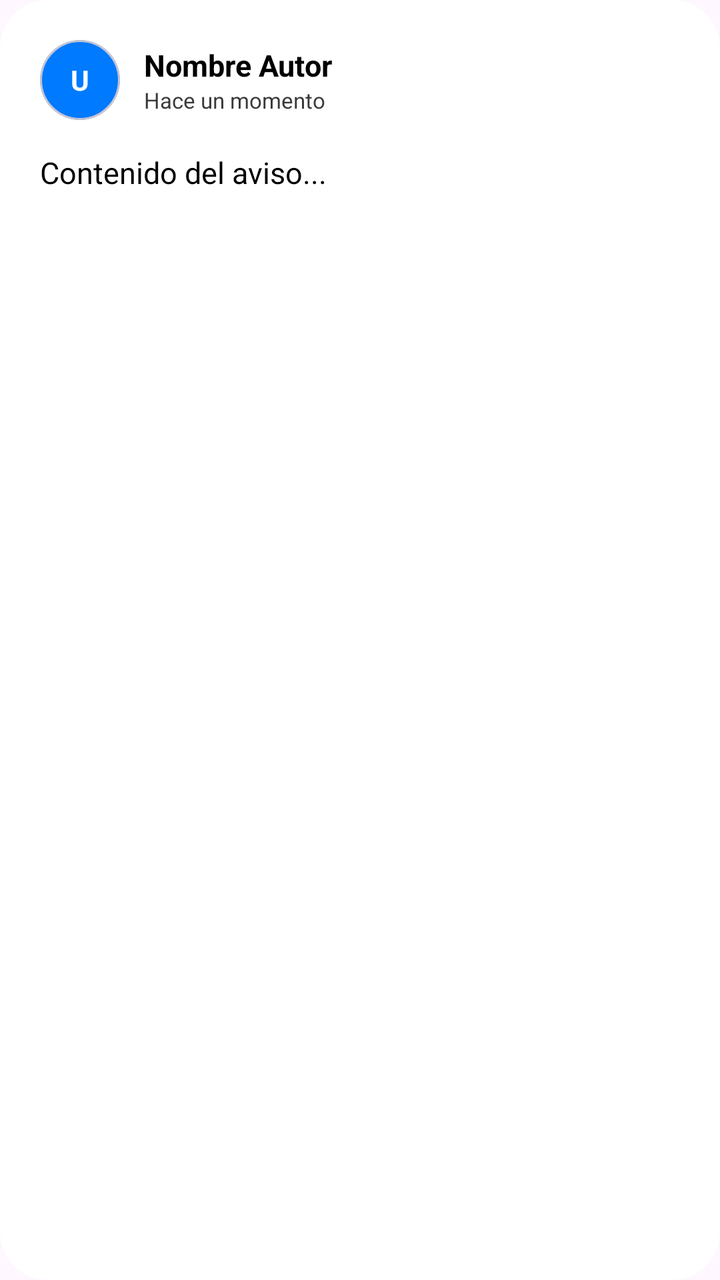
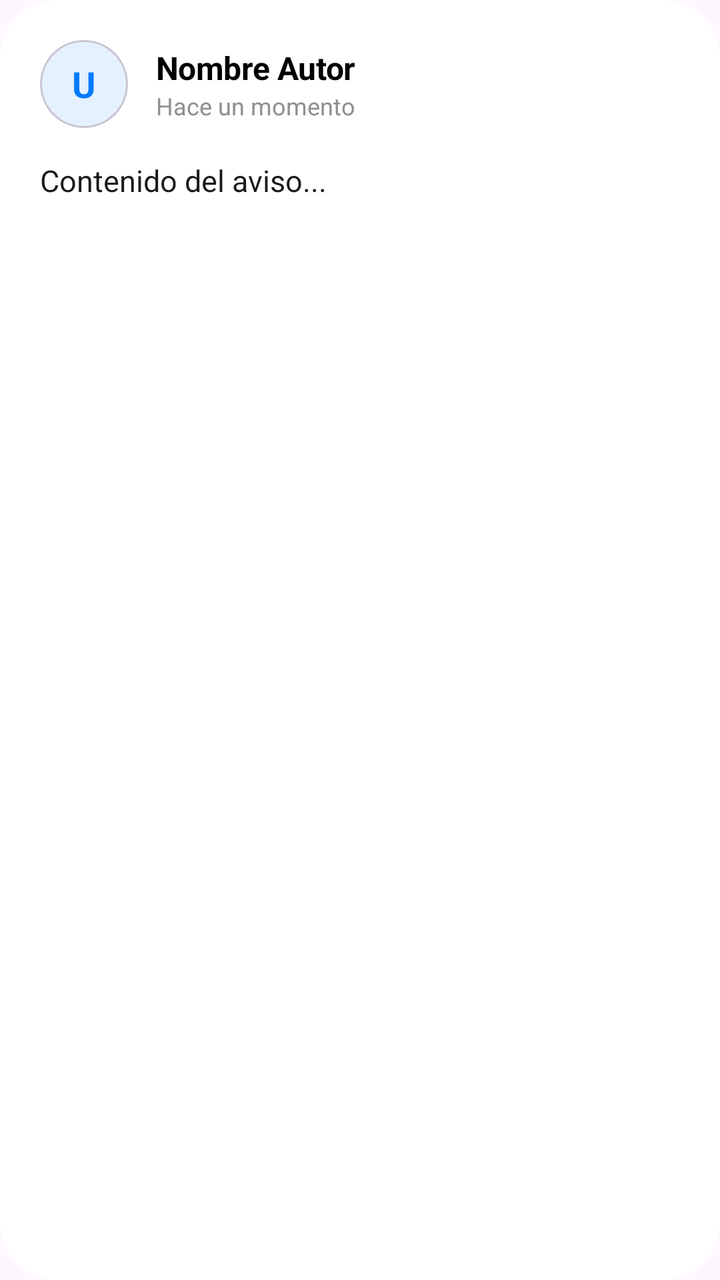

Two renders of the same Android screen: before a commit and after it. Below are the layout's source before the change and the commit's diff.
<!-- AndroidManifest.xml: application theme Theme.ActividadMenu -->
<!-- res/layout/item_aviso.xml -->
<?xml version="1.0" encoding="utf-8"?>
<com.google.android.material.card.MaterialCardView xmlns:android="http://schemas.android.com/apk/res/android"
    xmlns:app="http://schemas.android.com/apk/res-auto"
    android:layout_width="match_parent"
    android:layout_height="wrap_content"
    android:layout_marginHorizontal="16dp"
    android:layout_marginVertical="8dp"
    app:cardCornerRadius="24dp"
    app:cardElevation="0dp"
    app:strokeWidth="1dp"
    app:strokeColor="#1AFFFFFF"
    app:cardBackgroundColor="@color/surface">

    <LinearLayout
        android:layout_width="match_parent"
        android:layout_height="wrap_content"
        android:orientation="vertical"
        android:padding="20dp">

        <LinearLayout
            android:layout_width="match_parent"
            android:layout_height="wrap_content"
            android:orientation="horizontal"
            android:gravity="center_vertical">

            <com.google.android.material.card.MaterialCardView
                android:layout_width="40dp"
                android:layout_height="40dp"
                app:cardCornerRadius="20dp"
                app:cardElevation="0dp"
                app:cardBackgroundColor="@color/primary">
                <TextView
                    android:id="@+id/tvAvatarLetra"
                    android:layout_width="match_parent"
                    android:layout_height="match_parent"
                    android:text="U"
                    android:gravity="center"
                    android:textColor="@color/white"
                    android:textStyle="bold" />
            </com.google.android.material.card.MaterialCardView>

            <LinearLayout
                android:layout_width="0dp"
                android:layout_height="wrap_content"
                android:layout_weight="1"
                android:layout_marginStart="12dp"
                android:orientation="vertical">

                <TextView
                    android:id="@+id/tvAutorNombre"
                    android:layout_width="wrap_content"
                    android:layout_height="wrap_content"
                    android:text="Nombre Autor"
                    android:textColor="@color/text_primary"
                    android:textStyle="bold"
                    android:textSize="15sp" />

                <TextView
                    android:id="@+id/tvFecha"
                    android:layout_width="wrap_content"
                    android:layout_height="wrap_content"
                    android:text="Hace un momento"
                    android:textColor="@color/text_secondary"
                    android:textSize="11sp" />
            </LinearLayout>

            <ImageButton
                android:id="@+id/btnChatAviso"
                android:layout_width="32dp"
                android:layout_height="32dp"
                android:background="?attr/selectableItemBackgroundBorderless"
                android:src="@android:drawable/stat_notify_chat"
                app:tint="@color/primary"
                android:visibility="gone" />

            <ImageButton
                android:id="@+id/btnEliminarAviso"
                android:layout_width="32dp"
                android:layout_height="32dp"
                android:layout_marginStart="8dp"
                android:background="?attr/selectableItemBackgroundBorderless"
                android:src="@android:drawable/ic_menu_delete"
                app:tint="#FF5252"
                android:visibility="gone" />

            <ImageButton
                android:id="@+id/btnWhatsappAviso"
                android:layout_width="32dp"
                android:layout_height="32dp"
                android:layout_marginStart="8dp"
                android:background="?attr/selectableItemBackgroundBorderless"
                android:src="@android:drawable/stat_sys_phone_call"
                app:tint="#4CAF50"
                android:visibility="gone" />
        </LinearLayout>

        <TextView
            android:id="@+id/tvContenido"
            android:layout_width="match_parent"
            android:layout_height="wrap_content"
            android:layout_marginTop="16dp"
            android:text="Contenido del aviso..."
            android:textColor="@color/text_primary"
            android:textSize="15sp"
            android:lineSpacingExtra="4dp" />

    </LinearLayout>
</com.google.android.material.card.MaterialCardView>
<!-- resources referenced by this layout -->
<resources>
  <color name="primary">#007AFF</color>
  <color name="surface">#FFFFFF</color>
  <color name="text_primary">#000000</color>
  <color name="text_secondary">#3A3A3C</color>
  <color name="white">#FFFFFFFF</color>
  <style name="Theme.ActividadMenu" parent="Base.Theme.ActividadMenu" />
  <style name="Base.Theme.ActividadMenu" parent="Theme.Material3.DayNight.NoActionBar">
          <item name="colorPrimary">@color/primary</item>
          <item name="colorPrimaryDark">@color/primary_dark</item>
          <item name="colorOnPrimary">@color/text_on_primary</item>
          
          
          <item name="colorSurface">@color/surface</item>
          <item name="colorSurfaceVariant">@color/surface_variant</item>
          <item name="colorOnSurface">@color/text_primary</item>
          <item name="colorOnSurfaceVariant">@color/text_secondary</item>
          <item name="colorOutline">@color/divider</item>
  
          <item name="android:statusBarColor">@color/primary</item>
          <item name="android:windowLightStatusBar">true</item>
          <item name="android:navigationBarColor">@color/background</item>
      </style>
  <color name="primary_dark">#0056B3</color>
  <color name="text_on_primary">#FFFFFF</color>
  <color name="surface_variant">#E5E5EA</color>
  <color name="divider">#C6C6C8</color>
  <color name="background">#F2F2F7</color>
</resources>

<!-- the commit's change to res/layout/item_aviso.xml (unified diff, before → after) -->
@@ -4,8 +4,8 @@
     android:layout_width="match_parent"
     android:layout_height="wrap_content"
     android:layout_marginHorizontal="16dp"
-    android:layout_marginVertical="8dp"
-    app:cardCornerRadius="24dp"
+    android:layout_marginVertical="10dp"
+    app:cardCornerRadius="28dp"
     app:cardElevation="0dp"
     app:strokeWidth="1dp"
     app:strokeColor="#1AFFFFFF"
@@ -24,18 +24,19 @@
             android:gravity="center_vertical">
 
             <com.google.android.material.card.MaterialCardView
-                android:layout_width="40dp"
-                android:layout_height="40dp"
-                app:cardCornerRadius="20dp"
+                android:layout_width="44dp"
+                android:layout_height="44dp"
+                app:cardCornerRadius="22dp"
                 app:cardElevation="0dp"
-                app:cardBackgroundColor="@color/primary">
+                app:cardBackgroundColor="@color/primary_container">
                 <TextView
                     android:id="@+id/tvAvatarLetra"
                     android:layout_width="match_parent"
                     android:layout_height="match_parent"
                     android:text="U"
                     android:gravity="center"
-                    android:textColor="@color/white"
+                    android:textColor="@color/primary"
+                    android:textSize="18sp"
                     android:textStyle="bold" />
             </com.google.android.material.card.MaterialCardView>
 
@@ -43,7 +44,7 @@
                 android:layout_width="0dp"
                 android:layout_height="wrap_content"
                 android:layout_weight="1"
-                android:layout_marginStart="12dp"
+                android:layout_marginStart="14dp"
                 android:orientation="vertical">
 
                 <TextView
@@ -53,44 +54,48 @@
                     android:text="Nombre Autor"
                     android:textColor="@color/text_primary"
                     android:textStyle="bold"
-                    android:textSize="15sp" />
+                    android:textSize="16sp"
+                    android:letterSpacing="-0.01" />
 
                 <TextView
                     android:id="@+id/tvFecha"
                     android:layout_width="wrap_content"
                     android:layout_height="wrap_content"
                     android:text="Hace un momento"
-                    android:textColor="@color/text_secondary"
-                    android:textSize="11sp" />
+                    android:textColor="@color/text_hint"
+                    android:textSize="12sp" />
             </LinearLayout>
 
             <ImageButton
                 android:id="@+id/btnChatAviso"
-                android:layout_width="32dp"
-                android:layout_height="32dp"
+                android:layout_width="36dp"
+                android:layout_height="36dp"
                 android:background="?attr/selectableItemBackgroundBorderless"
                 android:src="@android:drawable/stat_notify_chat"
                 app:tint="@color/primary"
+                android:padding="6dp"
+                android:visibility="gone" />
+
+            <ImageButton
+                android:id="@+id/btnWhatsappAviso"
+                android:layout_width="36dp"
+                android:layout_height="36dp"
+                android:layout_marginStart="4dp"
+                android:background="?attr/selectableItemBackgroundBorderless"
+                android:src="@android:drawable/stat_sys_phone_call"
+                app:tint="#4CAF50"
+                android:padding="6dp"
                 android:visibility="gone" />
 
             <ImageButton
                 android:id="@+id/btnEliminarAviso"
-                android:layout_width="32dp"
-                android:layout_height="32dp"
-                android:layout_marginStart="8dp"
+                android:layout_width="36dp"
+                android:layout_height="36dp"
+                android:layout_marginStart="4dp"
                 android:background="?attr/selectableItemBackgroundBorderless"
                 android:src="@android:drawable/ic_menu_delete"
                 app:tint="#FF5252"
-                android:visibility="gone" />
-
-            <ImageButton
-                android:id="@+id/btnWhatsappAviso"
-                android:layout_width="32dp"
-                android:layout_height="32dp"
-                android:layout_marginStart="8dp"
-                android:background="?attr/selectableItemBackgroundBorderless"
-                android:src="@android:drawable/stat_sys_phone_call"
-                app:tint="#4CAF50"
+                android:padding="6dp"
                 android:visibility="gone" />
         </LinearLayout>
 
@@ -102,7 +107,8 @@
             android:text="Contenido del aviso..."
             android:textColor="@color/text_primary"
             android:textSize="15sp"
-            android:lineSpacingExtra="4dp" />
+            android:lineSpacingExtra="5dp"
+            android:alpha="0.9" />
 
     </LinearLayout>
 </com.google.android.material.card.MaterialCardView>
<!-- resource entries referenced after the edit -->
@@ -1,23 +1,21 @@
 <!-- resources referenced by this layout -->
 <resources>
   <color name="primary">#007AFF</color>
+  <color name="primary_container">#E5F1FF</color>
   <color name="surface">#FFFFFF</color>
+  <color name="text_hint">#8E8E93</color>
   <color name="text_primary">#000000</color>
   <color name="text_secondary">#3A3A3C</color>
-  <color name="white">#FFFFFFFF</color>
   <style name="Theme.ActividadMenu" parent="Base.Theme.ActividadMenu" />
   <style name="Base.Theme.ActividadMenu" parent="Theme.Material3.DayNight.NoActionBar">
           <item name="colorPrimary">@color/primary</item>
           <item name="colorPrimaryDark">@color/primary_dark</item>
           <item name="colorOnPrimary">@color/text_on_primary</item>
-          
-          
           <item name="colorSurface">@color/surface</item>
           <item name="colorSurfaceVariant">@color/surface_variant</item>
           <item name="colorOnSurface">@color/text_primary</item>
           <item name="colorOnSurfaceVariant">@color/text_secondary</item>
           <item name="colorOutline">@color/divider</item>
-  
           <item name="android:statusBarColor">@color/primary</item>
           <item name="android:windowLightStatusBar">true</item>
           <item name="android:navigationBarColor">@color/background</item>
